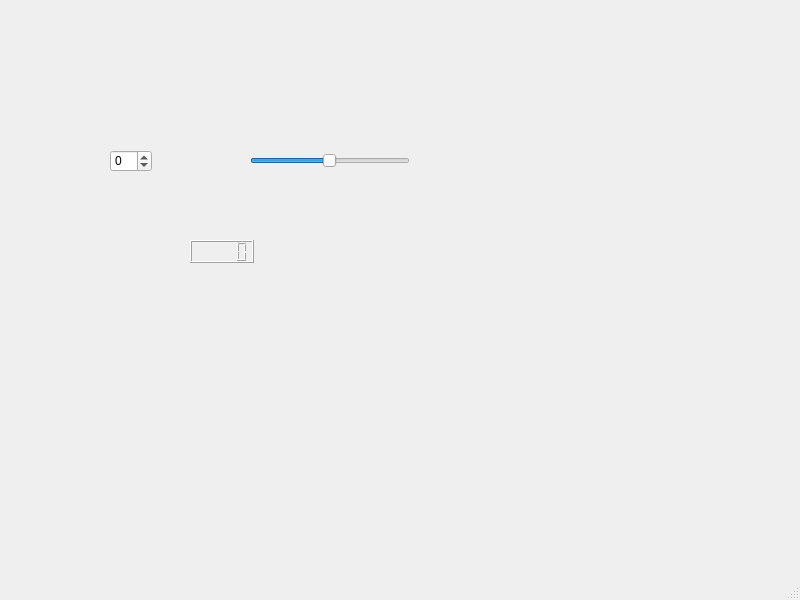
Above: mainwindow.ui from kim645631/Spinbox before the change. Below: the same form after it.
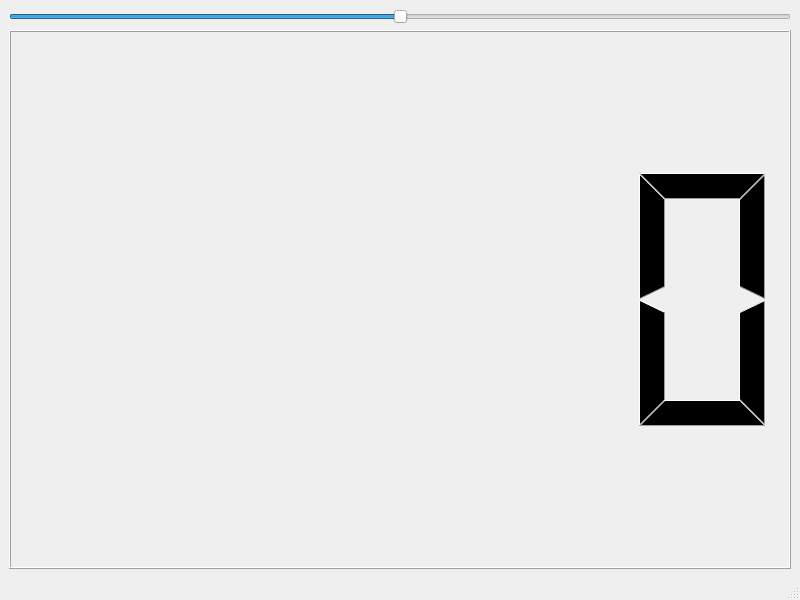
That is the form after the change.

Commit message: Project Complet

What changed in the file:
```diff
--- a/mainwindow.ui
+++ b/mainwindow.ui
@@ -14,50 +14,24 @@
    <string>MainWindow</string>
   </property>
   <widget class="QWidget" name="centralwidget">
-   <widget class="QSpinBox" name="spinBox">
-    <property name="geometry">
-     <rect>
-      <x>110</x>
-      <y>150</y>
-      <width>42</width>
-      <height>22</height>
-     </rect>
-    </property>
-    <property name="minimum">
-     <number>-100</number>
-    </property>
-    <property name="maximum">
-     <number>100</number>
-    </property>
-   </widget>
+   <layout class="QVBoxLayout" name="verticalLayout_2">
+    <item>
+     <layout class="QVBoxLayout" name="verticalLayout">
+      <item>
    <widget class="QSlider" name="horizontalSlider">
-    <property name="geometry">
-     <rect>
-      <x>250</x>
-      <y>150</y>
-      <width>160</width>
-      <height>22</height>
-     </rect>
-    </property>
     <property name="minimum">
      <number>-100</number>
     </property>
     <property name="maximum">
-     <number>101</number>
+         <number>100</number>
     </property>
     <property name="orientation">
      <enum>Qt::Orientation::Horizontal</enum>
     </property>
    </widget>
+      </item>
+      <item>
    <widget class="QLCDNumber" name="lcdNumber">
-    <property name="geometry">
-     <rect>
-      <x>190</x>
-      <y>240</y>
-      <width>64</width>
-      <height>23</height>
-     </rect>
-    </property>
     <property name="toolTip">
      <string/>
     </property>
@@ -65,6 +39,10 @@
      <string/>
     </property>
    </widget>
+      </item>
+     </layout>
+    </item>
+   </layout>
   </widget>
   <widget class="QMenuBar" name="menubar">
    <property name="geometry">
```
Left out of the diff: 51 changed lines with no effect on the pictures. Lines whose indentation alone changed are shown as unchanged.
